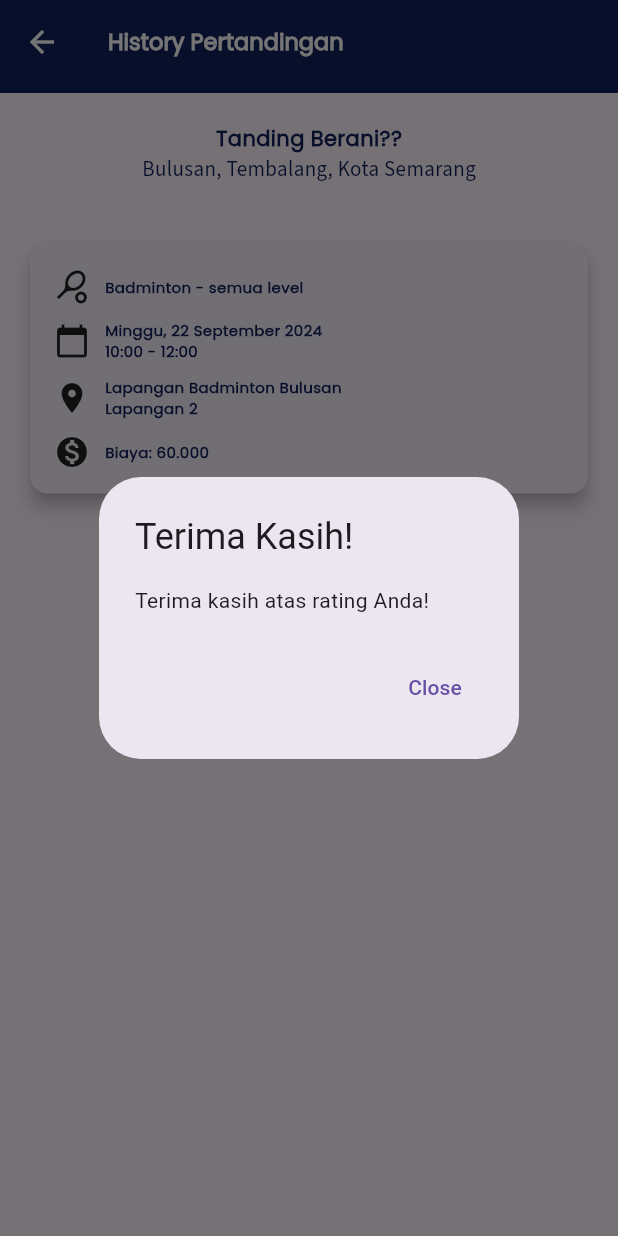
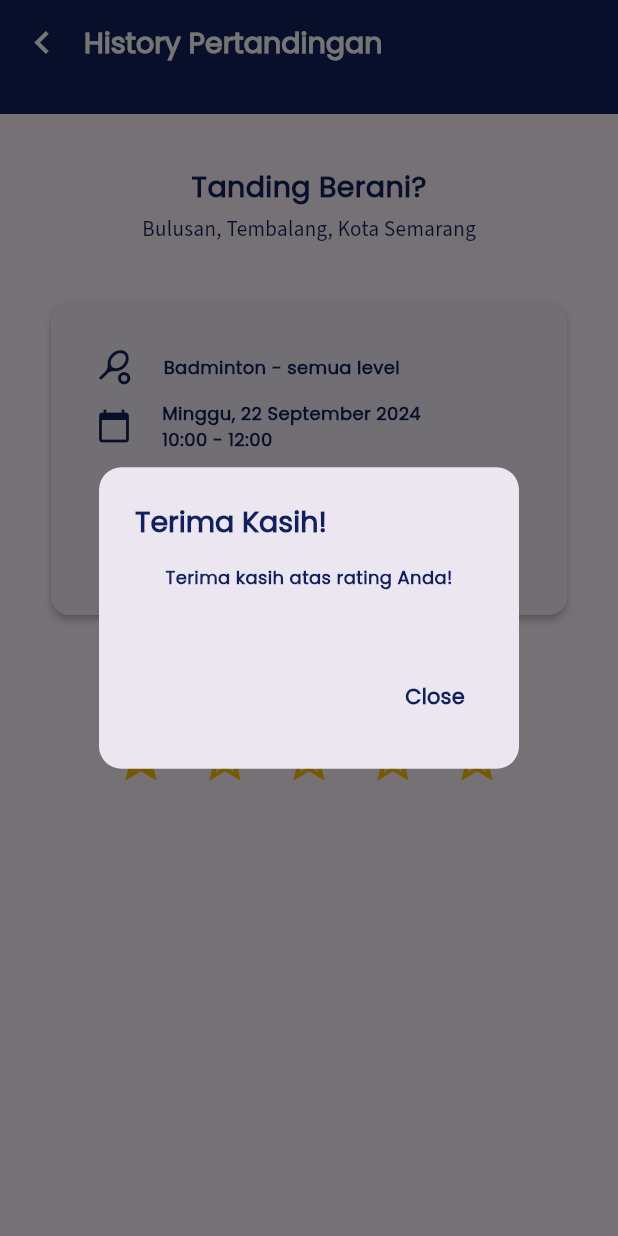
Before and after one commit to iammburg/arena-connect, a Flutter app: the HistoryDetail screen opened directly, after a tap on the "star border" icon, on a phone screen of 412 x 824 dp. Run offline on Flutter 3.47's test engine with Material 3 defaults, Android fonts, the phone set to English and light mode, and no system bars; our stand-ins replace carousel_slider, device_preview.

Commit message:
feat : Improve frontend layout and UI elements

```diff
--- a/lib/screens/history/history.dart
+++ b/lib/screens/history/history.dart
@@ -8,17 +8,17 @@ class HistoryScreen extends StatelessWidget {
     return Scaffold(
       backgroundColor: Colors.white,
       appBar: AppBar(
-        toolbarHeight: 100,
+        toolbarHeight: 120,
         backgroundColor: const Color(0xFF12215C),
         title: Padding(
-          padding: const EdgeInsets.only(top: 30.0),
+          padding: const EdgeInsets.only(top: 35, left: 15),
           child: Text('History Pertandingan',
               style: superFont1.copyWith(color: Colors.white)),
         ),
         automaticallyImplyLeading: false,
       ),
       body: Padding(
-        padding: const EdgeInsets.all(16.0),
+        padding: const EdgeInsets.all(20.0),
         child: Column(
           crossAxisAlignment: CrossAxisAlignment.start,
           children: [
@@ -73,10 +73,10 @@ class HistoryScreen extends StatelessWidget {
             }
           : null,
       child: Container(
-        padding: const EdgeInsets.all(8),
+        padding: const EdgeInsets.all(20),
         decoration: BoxDecoration(
-          border: Border.all(color: const Color(0xFF12215C), width: 2),
-          borderRadius: BorderRadius.circular(10),
+          border: Border.all(color: const Color(0xFF12215C), width: 2.8),
+          borderRadius: BorderRadius.circular(20),
         ),
         child: Column(
           crossAxisAlignment: CrossAxisAlignment.start,
@@ -84,8 +84,8 @@ class HistoryScreen extends StatelessWidget {
             Row(
               children: [
                 Container(
-                  width: 14,
-                  height: 14,
+                  width: 12,
+                  height: 12,
                   decoration: const BoxDecoration(
                     color: Color(0xFF12215C),
                     shape: BoxShape.circle,
@@ -106,27 +106,27 @@ class HistoryScreen extends StatelessWidget {
                 const SizedBox(width: 20),
                 Icon(icon, size: 18, color: const Color(0xFF12215C)),
                 const SizedBox(width: 6),
-                Text(level, style: superFont5),
+                Text(level, style: superFont4),
               ],
             ),
-            const SizedBox(height: 8),
+            const SizedBox(height: 10),
             Row(
               children: [
                 const SizedBox(width: 20),
                 const Icon(Icons.calendar_today,
                     size: 18, color: Color(0xFF12215C)),
                 const SizedBox(width: 6),
-                Text(dateTime, style: superFont5),
+                Text(dateTime, style: superFont4),
               ],
             ),
-            const SizedBox(height: 8),
+            const SizedBox(height: 10),
             Row(
               children: [
                 const SizedBox(width: 20),
                 const Icon(Icons.location_on_outlined,
                     size: 18, color: Color(0xFF12215C)),
                 const SizedBox(width: 6),
-                Text(location, style: superFont5),
+                Text(location, style: superFont4),
               ],
             ),
             const SizedBox(height: 2),
@@ -134,7 +134,7 @@ class HistoryScreen extends StatelessWidget {
               mainAxisAlignment: MainAxisAlignment.end,
               children: [
                 Icon(Icons.arrow_forward_ios,
-                    size: 8, color: Color(0xFF12215C)),
+                    size: 15, color: Color(0xFF12215C)),
               ],
             ),
           ],
--- a/lib/screens/history/history_detail.dart
+++ b/lib/screens/history/history_detail.dart
@@ -19,14 +19,34 @@ class _HistoryDetailState extends State<HistoryDetail> {
       context: context,
       builder: (BuildContext context) {
         return AlertDialog(
-          title: const Text('Terima Kasih!'),
-          content: const Text('Terima kasih atas rating Anda!'),
+          shape:
+              RoundedRectangleBorder(borderRadius: BorderRadius.circular(15)),
+          title: Text(
+            'Terima Kasih!',
+            style: superFont1,
+          ),
+          content: Container(
+            width: 30.0,
+            height: 40.0,
+            child: Column(
+              mainAxisSize: MainAxisSize.min,
+              children: [
+                Text(
+                  'Terima kasih atas rating Anda!',
+                  style: superFont4,
+                ),
+              ],
+            ),
+          ),
           actions: [
             TextButton(
               onPressed: () {
                 Navigator.of(context).pop();
               },
-              child: const Text('Close'),
+              child: Text(
+                'Close',
+                style: superFont3,
+              ),
             ),
           ],
         );
@@ -62,17 +82,22 @@ class _HistoryDetailState extends State<HistoryDetail> {
       appBar: AppBar(
         title: Text(
           'History Pertandingan',
-          style: buttonFont1,
+          style: superFont1.copyWith(color: white),
         ),
         backgroundColor: primary,
         leading: IconButton(
-          icon: const Icon(Icons.arrow_back, color: Colors.white),
+          icon: const Icon(
+            Icons.chevron_left,
+            color: Colors.white,
+            size: 30,
+          ),
           onPressed: () {
             Navigator.pop(context);
           },
         ),
+        titleSpacing: 0.0,
         bottom: PreferredSize(
-          preferredSize: const Size.fromHeight(6.0),
+          preferredSize: const Size.fromHeight(20.0),
           child: Container(
             height: 4.0,
           ),
@@ -85,69 +110,85 @@ class _HistoryDetailState extends State<HistoryDetail> {
               child: Column(
                 mainAxisAlignment: MainAxisAlignment.center,
                 children: [
-                  const SizedBox(height: 20),
-                  Text('Tanding Berani??', style: superFont3),
-                  const SizedBox(height: 1),
+                  const SizedBox(height: 35),
+                  Text('Tanding Berani?', style: superFont1),
+                  const SizedBox(height: 5),
                   Text('Bulusan, Tembalang, Kota Semarang',
                       style: regulerFont1),
                 ],
               ),
             ),
           ),
+          const SizedBox(height: 5),
           Expanded(
             child: Padding(
-              padding: const EdgeInsets.all(16.0),
+              padding: const EdgeInsets.all(30.0),
               child: Column(
                 crossAxisAlignment: CrossAxisAlignment.center,
                 children: <Widget>[
-                  const SizedBox(height: 20),
                   Card(
-                    elevation: 5,
+                    elevation: 2,
                     child: Padding(
-                      padding: const EdgeInsets.all(16.0),
+                      padding: const EdgeInsets.all(30.0),
                       child: Column(
                         crossAxisAlignment: CrossAxisAlignment.start,
                         children: [
                           Row(
                             children: [
-                              const Icon(Icons.sports_tennis),
-                              const SizedBox(width: 10),
+                              const Icon(
+                                Icons.sports_tennis,
+                                color: Color(0xFF12215C),
+                                size: 25,
+                              ),
+                              const SizedBox(width: 20),
                               Text(
                                 'Badminton - semua level',
-                                style: superFont5,
+                                style: superFont4,
                               )
                             ],
                           ),
                           const SizedBox(height: 10),
                           Row(
                             children: [
-                              const Icon(Icons.calendar_today),
-                              const SizedBox(width: 10),
+                              const Icon(
+                                Icons.calendar_today,
+                                color: Color(0xFF12215C),
+                                size: 24,
+                              ),
+                              const SizedBox(width: 20),
                               Text(
                                 'Minggu, 22 September 2024\n10:00 - 12:00',
-                                style: superFont5,
+                                style: superFont4,
                               )
                             ],
                           ),
                           const SizedBox(height: 10),
                           Row(
                             children: [
-                              const Icon(Icons.location_on),
-                              const SizedBox(width: 10),
+                              const Icon(
+                                Icons.location_on,
+                                color: Color(0xFF12215C),
+                                size: 25,
+                              ),
+                              const SizedBox(width: 20),
                               Text(
                                 'Lapangan Badminton Bulusan\nLapangan 2',
-                                style: superFont5,
+                                style: superFont4,
                               ),
                             ],
                           ),
                           const SizedBox(height: 10),
                           Row(
                             children: [
-                              const Icon(Icons.monetization_on),
-                              const SizedBox(width: 10),
+                              const Icon(
+                                Icons.monetization_on,
+                                color: Color(0xFF12215C),
+                                size: 25,
+                              ),
+                              const SizedBox(width: 20),
                               Text(
                                 'Biaya: 60.000',
-                                style: superFont5,
+                                style: superFont4,
                               ),
                             ],
                           ),
@@ -155,7 +196,7 @@ class _HistoryDetailState extends State<HistoryDetail> {
                       ),
                     ),
                   ),
-                  const SizedBox(height: 20),
+                  const SizedBox(height: 40),
                   Text(
                     'Bagaimana Pengalamanmu?',
                     style: superFont2,
```
